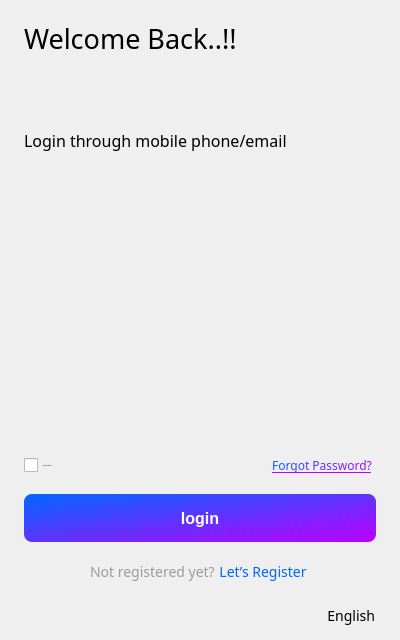
yechaoGitHub/AI, file ui/login.ui: the form before one commit.
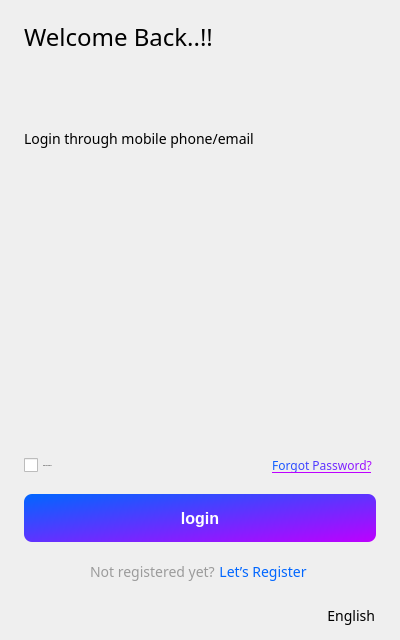
The form after the commit. Icons and pictures are not drawn. Custom widgets are drawn as their Qt base class.

The edit to the form file:
```diff
--- a/ui/login.ui
+++ b/ui/login.ui
@@ -76,13 +76,16 @@
      <property name="font">
       <font>
        <family>微软雅黑</family>
-       <pointsize>20</pointsize>
+       <pointsize>-1</pointsize>
        <italic>false</italic>
        <bold>false</bold>
        <stylestrategy>PreferAntialias</stylestrategy>
        <kerning>true</kerning>
       </font>
      </property>
+     <property name="styleSheet">
+      <string notr="true">font-size:24px;</string>
+     </property>
      <property name="text">
       <string>Welcome Back..!!</string>
      </property>
@@ -132,9 +135,12 @@
      <property name="font">
       <font>
        <family>微软雅黑</family>
-       <pointsize>12</pointsize>
+       <pointsize>-1</pointsize>
       </font>
      </property>
+     <property name="styleSheet">
+      <string notr="true">font-size:14px;</string>
+     </property>
      <property name="text">
       <string>Login through mobile phone/email</string>
      </property>
```
Left out of the diff: 5 changed lines with no effect on the pictures.
